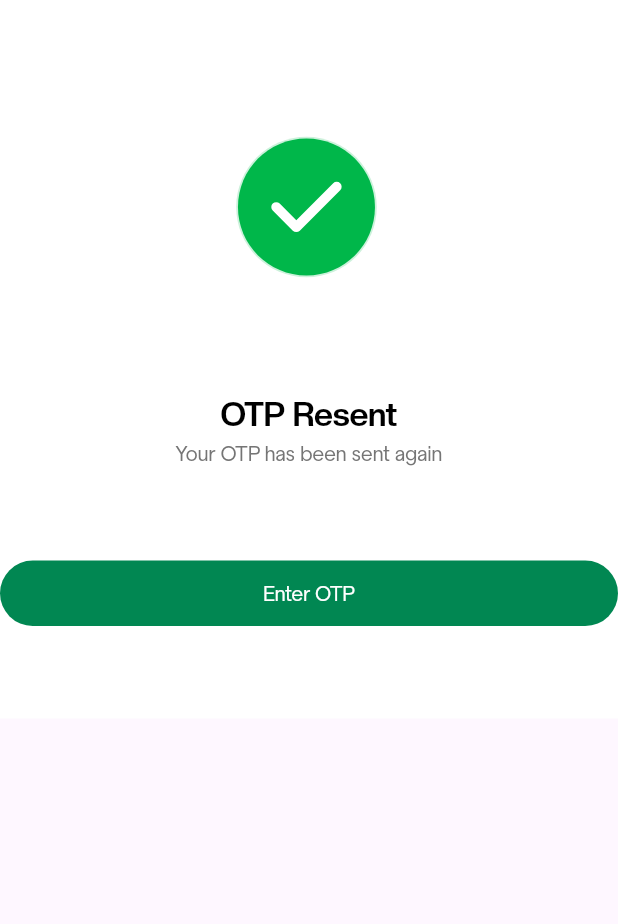
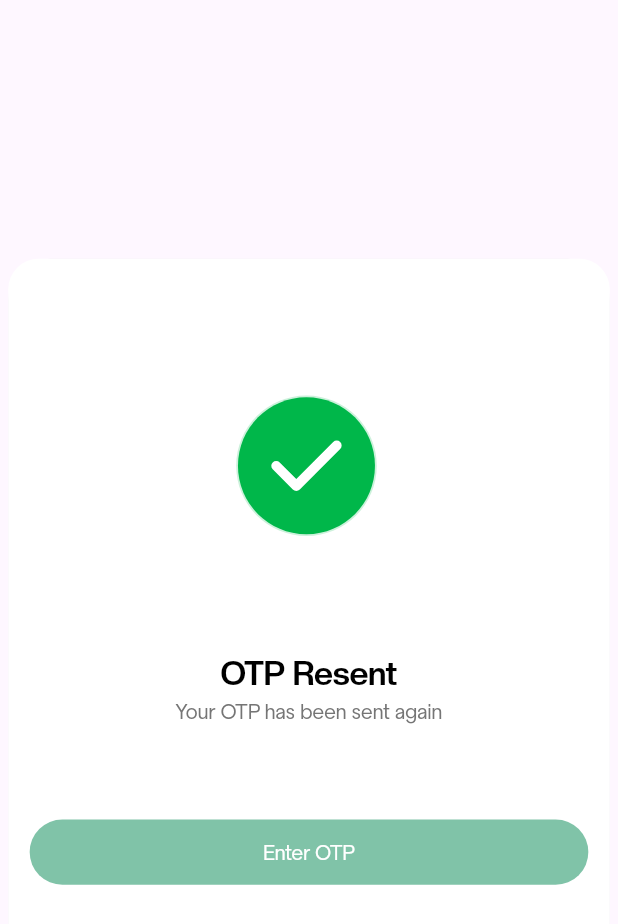
Before and after one commit to ogunsolajide/convenant-moneyfield-and-co, a Flutter app: the OtpResentDialog widget shown alone on an empty page, opened directly, on a phone screen of 412 x 824 dp. Shown: the top 924 px of the screen. Run offline on Flutter 3.47's test engine with Material 3 defaults, Android fonts, the light colour scheme and no system bars; our stand-ins replace animated_splash_screen, flutter_screenutil, google_fonts, lottie, pin_input_text_field, smooth_page_indicator.

Commit message:
second commit

```diff
--- a/lib/utitlity/dialogs/otpResentDialog.dart
+++ b/lib/utitlity/dialogs/otpResentDialog.dart
@@ -17,9 +17,15 @@ class OtpResentDialog extends StatefulWidget {
 class _OtpResentDialogState extends State<OtpResentDialog> {
   @override
   Widget build(BuildContext context) {
-    return Container(
+    return Dialog(
+      insetPadding: EdgeInsets.symmetric(horizontal: 5.w),
+      child: Container(
         width: double.infinity,height: 472.h,
+        decoration: BoxDecoration(
+          borderRadius: BorderRadius.circular(20.r),
           color: AppColors.white,
+        ),
+        padding: screenPad(),
         child: Column(
           crossAxisAlignment: CrossAxisAlignment.center,
           children: [
@@ -28,9 +34,10 @@ class _OtpResentDialogState extends State<OtpResentDialog> {
             ctmTxtCrtB("OTP Resent",22.sp),
             ctmTxtAct("Your OTP has been sent again",AppColors.neutral100,14.sp),
             Spacer(),
-          ctaBtn2(title: "Enter OTP", tap:(){}, active:true),
+            ctaBtn2(title: "Enter OTP", tap:(){}, active:false),
             Spacer(),
           ],
+        ),
       ),
     );
   }
```
Also changed, not shown: lib/utitlity/widgets.dart (+12 -0 lines). Lines whose indentation alone changed are shown as unchanged.
